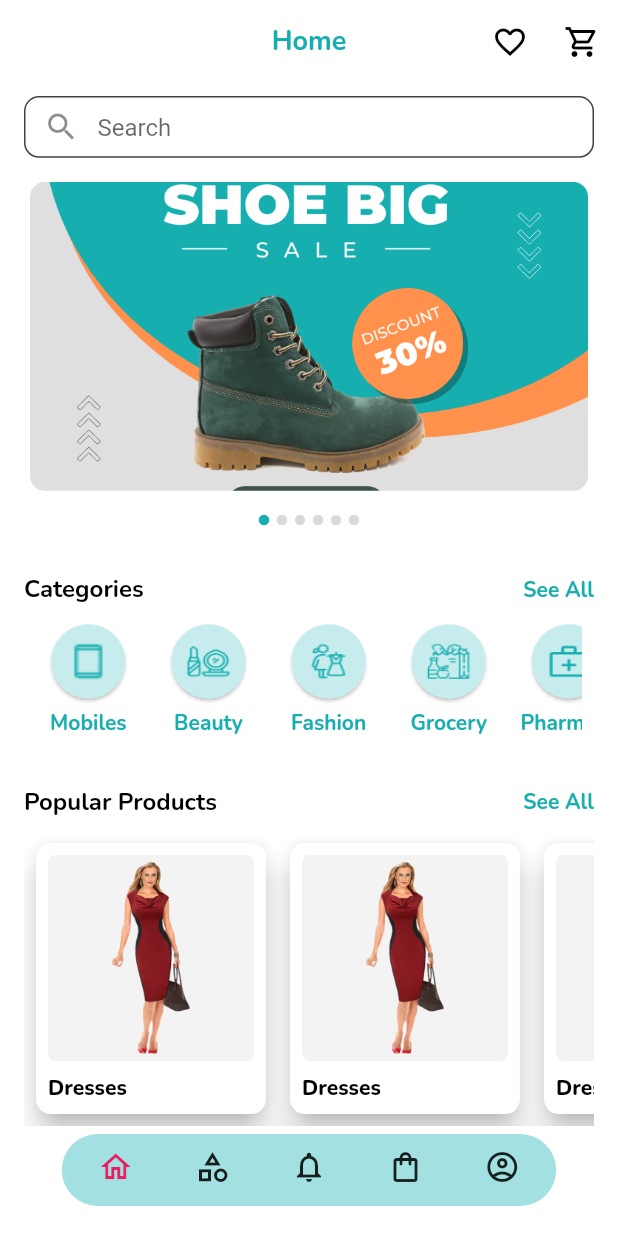
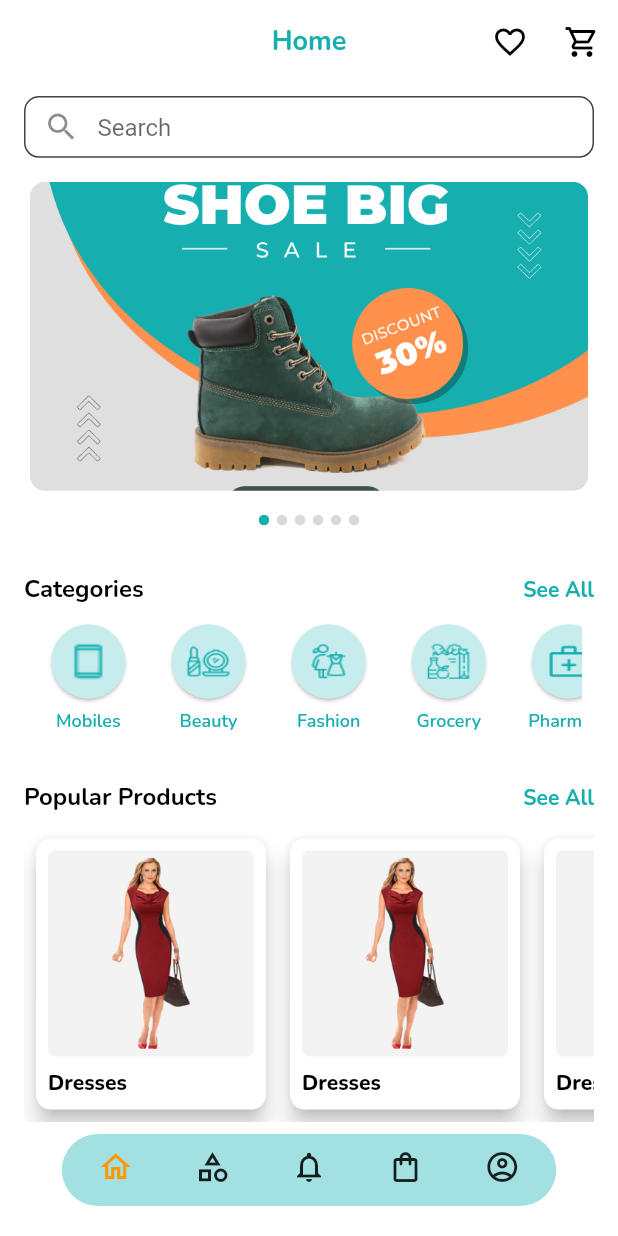
Before and after one commit to shahhetvi007/fleasnitch, a Flutter app: the screen it shows after launch, on a phone screen of 412 x 824 dp. Run offline on Flutter 3.47's test engine with Material 2 defaults, Android fonts, the phone set to English and light mode, and no system bars; drawn by our look-alikes of carousel_slider, dot_navigation_bar, smooth_page_indicator; our stand-ins replace flutter_bloc, flutter_keyboard_visibility, shared_preferences.

Commit message:
bug fixes

```diff
--- a/lib/bloc/main_bloc.dart
+++ b/lib/bloc/main_bloc.dart
@@ -3,7 +3,15 @@ import 'package:flutter_bloc/flutter_bloc.dart';
 
 part 'main_event.dart';
 
-enum MainStates { SplashIn, Login, HomeScreen, Category, SubCategory, LoggedLoading }
+enum MainStates {
+  SplashIn,
+  Login,
+  HomeScreen,
+  Category,
+  SubCategory,
+  ProductDetail,
+  LoggedLoading
+}
 
 class MainBloc extends Bloc<MainEvent, MainStates> {
   MainBloc() : super(MainStates.SplashIn);
@@ -29,6 +37,9 @@ class MainBloc extends Bloc<MainEvent, MainStates> {
     } else if (event is SubCategoryEvent) {
       yield MainStates.LoggedLoading;
       yield MainStates.SubCategory;
+    } else if (event is ProductDetailEvent) {
+      yield MainStates.LoggedLoading;
+      yield MainStates.ProductDetail;
     }
   }
 }
--- a/lib/bloc/main_event.dart
+++ b/lib/bloc/main_event.dart
@@ -23,3 +23,7 @@ class CategoryEvent extends MainEvent {
 class SubCategoryEvent extends MainEvent {
   SubCategoryEvent();
 }
+
+class ProductDetailEvent extends MainEvent {
+  ProductDetailEvent();
+}
--- a/lib/main.dart
+++ b/lib/main.dart
@@ -32,7 +32,7 @@ class MyApp extends StatelessWidget {
       themeMode: ThemeMode.light,
       // theme: ThemeData.dark(),
       theme: ThemeData(
-        primarySwatch: Colors.pink,
+        primarySwatch: Colors.orange,
         primaryColor: primaryColor,
         backgroundColor: secondaryColor,
         accentColor: secondaryColor,
--- a/lib/navigation/navigation_page.dart
+++ b/lib/navigation/navigation_page.dart
@@ -3,6 +3,7 @@ import 'package:fleasnitch/ui/screens/categories/category_screen.dart';
 import 'package:fleasnitch/ui/screens/categories/sub_category_screen.dart';
 import 'package:fleasnitch/ui/screens/home/home_screen.dart';
 import 'package:fleasnitch/ui/screens/login/login_screen.dart';
+import 'package:fleasnitch/ui/screens/products/product_detail_screen.dart';
 import 'package:fleasnitch/ui/screens/splash/splash_screen.dart';
 import 'package:flutter/material.dart';
 import 'package:flutter_bloc/flutter_bloc.dart';
@@ -33,6 +34,8 @@ class _NavigationPageState extends State<NavigationPage> {
             return CategoryScreen();
           } else if (state == MainStates.SubCategory) {
             return SubCategoryScreen();
+          } else if (state == MainStates.ProductDetail) {
+            return ProductDetailScreen();
           } else if (state == MainStates.LoggedLoading) {
             return Scaffold(
               body: Center(
--- a/lib/ui/res/color_resources.dart
+++ b/lib/ui/res/color_resources.dart
@@ -22,7 +22,7 @@ const gradientColor2 = Color(0xfff2afa4);
 const colorBlack = Color(0xff000000);
 const colorWhite = Color(0xffffffff);
 const colorTransparent = Colors.transparent;
-const primaryColor = Colors.pink;
+const primaryColor = Colors.orange;
 const secondaryColor = Color(0xffA2E0E1);
 const secondaryDarkColor = Color(0xff16AEAF);
 final darkGrey = Colors.grey.shade800;
--- a/lib/ui/res/image_resources.dart
+++ b/lib/ui/res/image_resources.dart
@@ -22,6 +22,8 @@ const IC_ELECTRONICS = "assets/images/ic_electronics.png";
 const IC_FASHION = "assets/images/ic_fashion.png";
 const IC_GROCERY = "assets/images/ic_grocery.png";
 const IC_PHARMACY = "assets/images/ic_pharmacy.png";
+const IC_STORE = "assets/images/ic_store.png";
 
 //product items
 const IC_DRESS = "assets/images/dress.png";
+const DRESS = 'assets/images/dress2.jpeg';
--- a/lib/ui/res/strings.dart
+++ b/lib/ui/res/strings.dart
@@ -23,6 +23,9 @@ const String productsForYou = "Products For You";
 const String freeDelivery = "Free Delivery";
 const String sort = "Sort";
 const String filters = "Filters";
+const String wishlist = "Wishlist";
+const String share = "Share";
+const String soldBy = "Sold By";
 
 //cart item
 const String cartItems = "Cart Items";
--- a/lib/ui/screens/categories/category_screen.dart
+++ b/lib/ui/screens/categories/category_screen.dart
@@ -112,10 +112,10 @@ class _CategoryScreenState extends BaseState<CategoryScreen> with BasicScreen {
                     scrollDirection: Axis.vertical,
                     allowImplicitScrolling: true,
                     physics: const ScrollPhysics(),
-                    pageSnapping: atEdge ? false : true,
+                    pageSnapping: false,
                     itemCount: 10,
                     itemBuilder: (ctx, index) {
-                      return categoryGrid(context, 'Jewellery');
+                      return categoryGrid(bloc, context, 'Jewellery');
                     },
                     onPageChanged: (val) {
                       setState(() {
--- a/lib/ui/screens/home/home_screen.dart
+++ b/lib/ui/screens/home/home_screen.dart
@@ -151,17 +151,23 @@ class _HomeScreenState extends BaseState<HomeScreen> with BasicScreen {
                   Row(
                     mainAxisAlignment: MainAxisAlignment.spaceBetween,
                     children: [
-                      getTitle(
+                      Flexible(
+                        flex: 2,
+                        child: getTitle(
                           popularProducts,
                           color: colorBlack,
                           bold: true,
                           weight: FontWeight.w700,
                           fontSize: HOME_TITLE_SIZE,
                         ),
-                      getSmallText(
+                      ),
+                      Flexible(
+                        child: getSmallText(
                           seeAll,
                           color: Theme.of(context).secondaryHeaderColor,
                           weight: FontWeight.w700,
+                          maxLines: 1,
+                        ),
                       ),
                     ],
                   ),
@@ -189,7 +195,7 @@ class _HomeScreenState extends BaseState<HomeScreen> with BasicScreen {
                       itemCount: 10,
                       gridDelegate: const SliverGridDelegateWithFixedCrossAxisCount(
                           crossAxisCount: 2, childAspectRatio: 0.7),
-                      itemBuilder: (ctx, index) => productItem()),
+                      itemBuilder: (ctx, index) => productItem(bloc)),
                 ],
               ),
             ),
@@ -249,8 +255,10 @@ class _HomeScreenState extends BaseState<HomeScreen> with BasicScreen {
         SizedBox(height: size.height * 0.004),
         getSmallText(
           title,
+          fontSize: CATEGORY_TEXT_SIZE,
           color: secondaryDarkColor,
-          weight: FontWeight.w700,
+          weight: FontWeight.w600,
+          maxLines: 2,
         )
       ],
     );
--- a/lib/utils/common_widgets.dart
+++ b/lib/utils/common_widgets.dart
@@ -120,7 +120,7 @@ Widget customButton(String text, Function f) {
       f();
     },
     style: ElevatedButton.styleFrom(
-      minimumSize: const Size(double.infinity, 56),
+      minimumSize: const Size(double.infinity, 50),
       primary: primaryColor,
       shape: const RoundedRectangleBorder(
         borderRadius: BorderRadius.only(
@@ -209,7 +209,7 @@ Widget popularProductItem() {
     shape: RoundedRectangleBorder(
       borderRadius: BorderRadius.circular(BORDER_RADIUS),
     ),
-    elevation: 8,
+    elevation: 6,
     color: colorWhite,
     child: Container(
       height: deviceHeight / 5,
@@ -232,6 +232,7 @@ Widget popularProductItem() {
             dress,
             color: colorBlack,
             weight: FontWeight.w800,
+            maxLines: 1,
           )
         ],
       ),
@@ -239,15 +240,19 @@ Widget popularProductItem() {
   );
 }
 
-Widget productItem() {
-  return Card(
+Widget productItem(MainBloc bloc) {
+  return GestureDetector(
+    onTap: () {
+      bloc.add(ProductDetailEvent());
+    },
+    child: Card(
       child: Column(crossAxisAlignment: CrossAxisAlignment.start, children: [
         Expanded(
           flex: 5,
           child: SizedBox(
             width: double.infinity,
             child: Image.asset(
-            'assets/images/dress2.jpeg',
+              DRESS,
               fit: BoxFit.cover,
             ),
           ),
@@ -260,31 +265,39 @@ Widget productItem() {
               crossAxisAlignment: CrossAxisAlignment.start,
               mainAxisAlignment: MainAxisAlignment.spaceEvenly,
               children: [
-              getSmallText(
-                'Yellow Attractive Dress',
+                getSmallText('Yellow Attractive Dress',
                     color: grey,
                     fontSize: SMALL_TEXT,
                     weight: FontWeight.w600,
-              ),
+                    maxLines: 1),
                 Row(
                   children: [
-                  getSmallText(
+                    Flexible(
+                      child: getSmallText(
                         '₹365',
                         color: colorBlack,
                         weight: FontWeight.w700,
+                        maxLines: 1,
+                      ),
                     ),
                     const SizedBox(width: 5),
-                  getSmallText(
+                    Flexible(
+                      child: getSmallText(
                         '400',
                         color: grey,
                         fontSize: SMALL_TEXT,
                         lineThrough: true,
+                        maxLines: 1,
+                      ),
                     ),
                     const SizedBox(width: 8),
-                  getSmallText(
+                    Flexible(
+                      child: getSmallText(
                         '15% off',
                         color: grey,
                         fontSize: SMALL_TEXT,
+                        maxLines: 1,
+                      ),
                     ),
                   ],
                 ),
@@ -299,6 +312,7 @@ Widget productItem() {
                     color: colorBlack,
                     fontSize: SMALLER_TEXT,
                     weight: FontWeight.w600,
+                    maxLines: 1,
                   ),
                 ),
               ],
@@ -306,6 +320,7 @@ Widget productItem() {
           ),
         )
       ]),
+    ),
   );
 }
 
@@ -391,7 +406,7 @@ class _BottomNavState extends State<BottomNav> {
   }
 }
 
-Widget categoryGrid(BuildContext context, String categoryName) {
+Widget categoryGrid(MainBloc bloc, BuildContext context, String categoryName) {
   return Column(
     crossAxisAlignment: CrossAxisAlignment.start,
     children: [
@@ -417,8 +432,9 @@ Widget categoryGrid(BuildContext context, String categoryName) {
                   children: [
                     GestureDetector(
                       onTap: () {
-                        Navigator.push(context,
-                            MaterialPageRoute(builder: (ctx) => SubCategoryScreen()));
+                        // Navigator.push(context,
+                        //     MaterialPageRoute(builder: (ctx) => SubCategoryScreen()));
+                        bloc.add(SubCategoryEvent());
                       },
                       child: Card(
                         shape: const CircleBorder(),
--- a/pubspec.yaml
+++ b/pubspec.yaml
@@ -67,6 +67,8 @@ flutter:
   # To add assets to your application, add an assets section, like this:
   assets:
     - assets/images/
+    - assets/images/2.0x/
+    - assets/images/3.0x/
     - assets/RiveAssets/
   #   - images/a_dot_ham.jpeg
 
```
Also changed, not shown: lib/ui/screens/categories/sub_category_screen.dart (+2 -6 lines), lib/ui/screens/login/login_screen.dart (+11 -7 lines), lib/ui/screens/products/product_detail_screen.dart (added, +275 -0 lines), assets/images/2.0x/ic_store.png (added), assets/images/3.0x/ic_store.png (added), assets/images/ic_store.png (added). Lines whose indentation alone changed are shown as unchanged.
